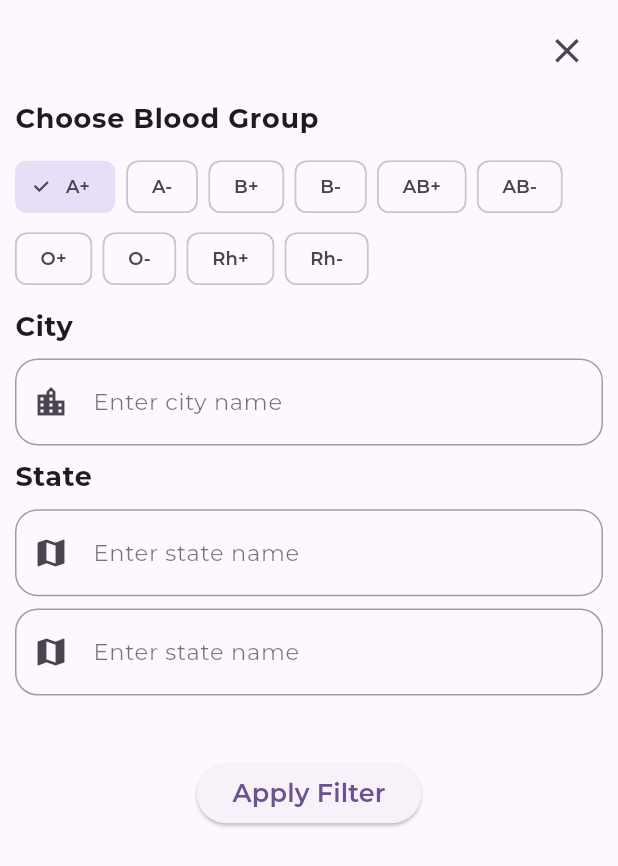
After one commit to prajapatihet/codehackathon_2024, a Flutter app: the FilterScreen screen opened directly, on a phone screen of 412 x 824 dp. The commit adds this screen. Shown: the top 866 px of the screen. Run offline on Flutter 3.47's test engine with Material 3 defaults, Android fonts, the phone set to English and light mode, and no system bars; our stand-ins replace get, google_fonts.

Commit message:
filter and aboutdonating screen

```diff
--- /dev/null
+++ b/lib/src/screens/home_pages/filter/filter.dart
@@ -0,0 +1,217 @@
+import 'package:flutter/material.dart';
+import 'package:google_fonts/google_fonts.dart';
+
+class FilterScreen extends StatefulWidget {
+  const FilterScreen({super.key});
+
+  @override
+  State<FilterScreen> createState() => _FilterScreenState();
+}
+
+class _FilterScreenState extends State<FilterScreen> {
+  int? _value1 = 0;
+
+  final List<String> _bloodGroupList = [
+    'A+',
+    'A-',
+    'B+',
+    'B-',
+    'AB+',
+    'AB-',
+    'O+',
+    'O-',
+    'Rh+',
+    'Rh-'
+  ];
+
+  TextEditingController cityController = TextEditingController();
+  TextEditingController stateController = TextEditingController();
+  TextEditingController countryController = TextEditingController();
+  @override
+  Widget build(BuildContext context) {
+    var height = MediaQuery.of(context).size.height;
+    return Scaffold(
+      body: SafeArea(
+        child: Padding(
+          padding: const EdgeInsets.all(10.0),
+          child: Column(
+            crossAxisAlignment: CrossAxisAlignment.start,
+            children: [
+              Align(
+                alignment: Alignment.topRight,
+                child: IconButton(
+                  onPressed: () {
+                    Navigator.of(context).pop();
+                  },
+                  icon: const Icon(Icons.close, size: 27),
+                ),
+              ),
+              SizedBox(height: height * 0.01),
+              Column(
+                crossAxisAlignment: CrossAxisAlignment.start,
+                mainAxisAlignment: MainAxisAlignment.center,
+                children: <Widget>[
+                  Text(
+                    'Choose Blood Group',
+                    style: GoogleFonts.montserrat(
+                      fontWeight: FontWeight.w700,
+                      fontSize: 18,
+                      letterSpacing: 0.5,
+                    ),
+                  ),
+                  SizedBox(height: height * 0.01),
+                  Wrap(
+                    spacing: 7.0,
+                    children: List<Widget>.generate(
+                      _bloodGroupList.length,
+                      (int index) {
+                        return ChoiceChip(
+                          label: Text(
+                            _bloodGroupList[index],
+                            style: GoogleFonts.montserrat(
+                              fontSize: 12,
+                              fontWeight: FontWeight.w600,
+                            ),
+                          ),
+                          selected: _value1 == index,
+                          onSelected: (bool selected) {
+                            setState(() {
+                              _value1 = selected ? index : null;
+                            });
+                          },
+                        );
+                      },
+                    ).toList(),
+                  ),
+                ],
+              ),
+              SizedBox(height: height * 0.01),
+              Text(
+                'City',
+                style: GoogleFonts.montserrat(
+                  fontWeight: FontWeight.w700,
+                  fontSize: 18,
+                  letterSpacing: 0.5,
+                ),
+              ),
+              SizedBox(height: height * 0.01),
+              TextFormField(
+                keyboardType: TextInputType.text,
+                controller: cityController,
+                style: GoogleFonts.montserrat(
+                  color: Colors.black87,
+                ),
+                decoration: InputDecoration(
+                  prefixIcon: const Icon(Icons.location_city),
+                  labelText: 'Enter city name',
+                  labelStyle: GoogleFonts.montserrat(
+                      color: Colors.black54,
+                      fontWeight: FontWeight.w400,
+                      fontSize: 15),
+                  isCollapsed: true,
+                  contentPadding:
+                      const EdgeInsets.symmetric(vertical: 17, horizontal: 15),
+                  focusedBorder: OutlineInputBorder(
+                    borderRadius: BorderRadius.circular(15),
+                    borderSide:
+                        const BorderSide(color: Color(0xFFAC6FFA), width: 1),
+                  ),
+                  enabledBorder: OutlineInputBorder(
+                    borderRadius: BorderRadius.circular(15),
+                    borderSide: const BorderSide(color: Colors.grey, width: 1),
+                  ),
+                ),
+              ),
+              SizedBox(height: height * 0.01),
+              Text(
+                'State',
+                style: GoogleFonts.montserrat(
+                  fontWeight: FontWeight.w700,
+                  fontSize: 18,
+                  letterSpacing: 0.5,
+                ),
+              ),
+              SizedBox(height: height * 0.01),
+              TextFormField(
+                keyboardType: TextInputType.text,
+                controller: stateController,
+                style: GoogleFonts.montserrat(
+                  color: Colors.black87,
+                ),
+                decoration: InputDecoration(
+                  prefixIcon: const Icon(Icons.map),
+                  labelText: 'Enter state name',
+                  labelStyle: GoogleFonts.montserrat(
+                      color: Colors.black54,
+                      fontWeight: FontWeight.w400,
+                      fontSize: 15),
+                  isCollapsed: true,
+                  contentPadding:
+                      const EdgeInsets.symmetric(vertical: 17, horizontal: 15),
+                  focusedBorder: OutlineInputBorder(
+                    borderRadius: BorderRadius.circular(15),
+                    borderSide:
+                        const BorderSide(color: Color(0xFFAC6FFA), width: 1),
+                  ),
+                  enabledBorder: OutlineInputBorder(
+                    borderRadius: BorderRadius.circular(15),
+                    borderSide: const BorderSide(color: Colors.grey, width: 1),
+                  ),
+                ),
+              ),
+              SizedBox(height: height * 0.01),
+              TextFormField(
+                keyboardType: TextInputType.text,
+                controller: countryController,
+                style: GoogleFonts.montserrat(
+                  color: Colors.black87,
+                ),
+                decoration: InputDecoration(
+                  prefixIcon: const Icon(Icons.map),
+                  labelText: 'Enter state name',
+                  labelStyle: GoogleFonts.montserrat(
+                      color: Colors.black54,
+                      fontWeight: FontWeight.w400,
+                      fontSize: 15),
+                  isCollapsed: true,
+                  contentPadding:
+                      const EdgeInsets.symmetric(vertical: 17, horizontal: 15),
+                  focusedBorder: OutlineInputBorder(
+                    borderRadius: BorderRadius.circular(15),
+                    borderSide:
+                        const BorderSide(color: Color(0xFFAC6FFA), width: 1),
+                  ),
+                  enabledBorder: OutlineInputBorder(
+                    borderRadius: BorderRadius.circular(15),
+                    borderSide: const BorderSide(color: Colors.grey, width: 1),
+                  ),
+                ),
+              ),
+              SizedBox(
+                height: height * 0.05,
+              ),
+              Align(
+                alignment: Alignment.center,
+                child: ElevatedButton(
+                  onPressed: () {
+                    ScaffoldMessenger.of(context).showSnackBar(
+                        const SnackBar(content: Text('Applying filter')));
+
+                    Navigator.of(context).pop();
+                  },
+                  child: Text(
+                    'Apply Filter',
+                    style: GoogleFonts.montserrat(
+                      fontSize: 17,
+                      fontWeight: FontWeight.w600,
+                    ),
+                  ),
+                ),
+              ),
+            ],
+          ),
+        ),
+      ),
+    );
+  }
+}
```
Also changed, not shown: lib/src/consts/home_card.dart (+2 -5 lines), lib/src/screens/aboutdonating/main_about.dart (added, +164 -0 lines), lib/src/screens/home_pages/events_page.dart (+7 -6 lines), lib/src/screens/home_pages/home_page.dart (+11 -0 lines), lib/src/screens/home_pages/search_page.dart (+12 -36 lines).
